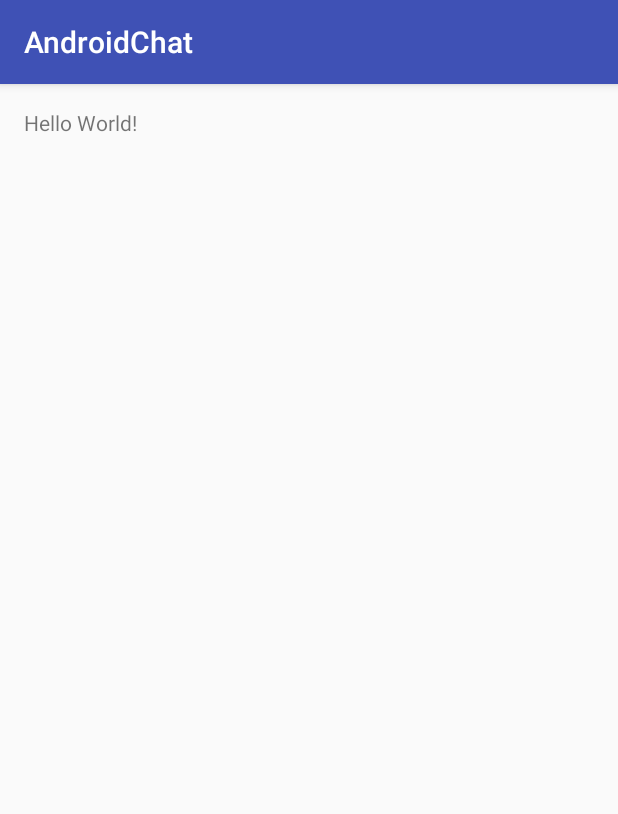
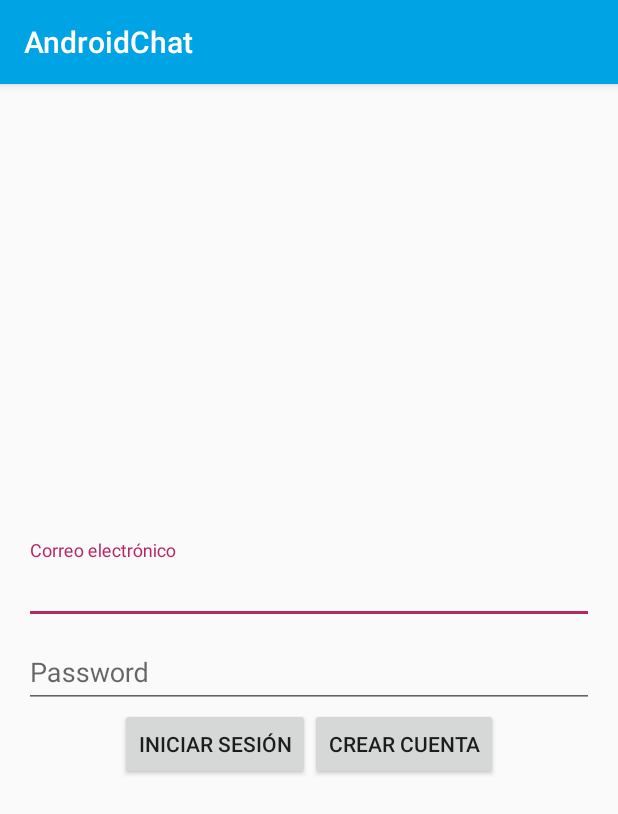
Before and after one commit to neslara/AndroidChat, an Android app: the screen it shows after launch (MainActivity), on a phone screen of 412 x 824 dp. Shown: the top 814 px of the screen. Run offline under Robolectric (Android 15) with nearby library versions, the phone set to English and light mode, and no system bars; our stand-ins replace ButterKnife.

Commit message:
Login MVP estructura

```diff
--- a/app/src/main/java/com/example/neslaram/androidchat/MainActivity.java
+++ b/app/src/main/java/com/example/neslaram/androidchat/MainActivity.java
@@ -1,13 +1,37 @@
 package com.example.neslaram.androidchat;
 
+import android.os.Bundle;
+import android.support.design.widget.TextInputEditText;
+import android.support.v4.widget.ContentLoadingProgressBar;
 import android.support.v7.app.AppCompatActivity;
-import android.os.Bundle;
+import android.support.v7.widget.Toolbar;
+import android.widget.Button;
+
+import butterknife.Bind;
+import butterknife.ButterKnife;
 
 public class MainActivity extends AppCompatActivity {
+
+    @Bind(R.id.toolbar)
+    Toolbar toolbar;
+    @Bind(R.id.inputEmail)
+    TextInputEditText inputEmail;
+    @Bind(R.id.inputPassword)
+    TextInputEditText inputPassword;
+    @Bind(R.id.bttnSignIn)
+    Button bttnSignIn;
+    @Bind(R.id.bttnSignUp)
+    Button bttnSignUp;
+    @Bind(R.id.progressBar)
+    ContentLoadingProgressBar progressBar;
 
     @Override
     protected void onCreate(Bundle savedInstanceState) {
         super.onCreate(savedInstanceState);
         setContentView(R.layout.activity_main);
+        ButterKnife.bind(this);
+        Toolbar toolbar = (Toolbar) findViewById(R.id.toolbar);
+        setSupportActionBar(toolbar);
+
     }
 }
--- a/app/src/main/res/layout/activity_main.xml
+++ b/app/src/main/res/layout/activity_main.xml
@@ -1,16 +1,27 @@
 <?xml version="1.0" encoding="utf-8"?>
-<RelativeLayout xmlns:android="http://schemas.android.com/apk/res/android"
+<android.support.design.widget.CoordinatorLayout xmlns:android="http://schemas.android.com/apk/res/android"
+    xmlns:app="http://schemas.android.com/apk/res-auto"
     xmlns:tools="http://schemas.android.com/tools"
     android:layout_width="match_parent"
     android:layout_height="match_parent"
-    android:paddingBottom="@dimen/activity_vertical_margin"
-    android:paddingLeft="@dimen/activity_horizontal_margin"
-    android:paddingRight="@dimen/activity_horizontal_margin"
-    android:paddingTop="@dimen/activity_vertical_margin"
-    tools:context="com.example.neslaram.androidchat.MainActivity">
+    android:fitsSystemWindows="true"
+    tools:context=".MainActivity">
 
-    <TextView
-        android:layout_width="wrap_content"
+    <android.support.design.widget.AppBarLayout
+        android:layout_width="match_parent"
         android:layout_height="wrap_content"
-        android:text="Hello World!" />
-</RelativeLayout>
+        android:theme="@style/AppTheme.AppBarOverlay">
+
+        <android.support.v7.widget.Toolbar
+            android:id="@+id/toolbar"
+            android:layout_width="match_parent"
+            android:layout_height="?attr/actionBarSize"
+            android:background="?attr/colorPrimary"
+            app:popupTheme="@style/AppTheme.PopupOverlay" />
+
+    </android.support.design.widget.AppBarLayout>
+
+    <include layout="@layout/content_login" />
+
+
+</android.support.design.widget.CoordinatorLayout>
--- /dev/null
+++ b/app/src/main/res/layout/content_login.xml
@@ -0,0 +1,74 @@
+<?xml version="1.0" encoding="utf-8"?>
+<merge xmlns:android="http://schemas.android.com/apk/res/android"
+    xmlns:app="http://schemas.android.com/apk/res-auto"
+    xmlns:tools="http://schemas.android.com/tools"
+    tools:context=".MainActivity"
+    tools:showIn="@layout/activity_main">
+
+    <LinearLayout
+        android:id="@+id/mainContainer"
+        android:layout_width="match_parent"
+        android:layout_height="match_parent"
+        android:gravity="center"
+        android:orientation="vertical"
+        android:paddingBottom="@dimen/activity_vertical_margin"
+        android:paddingLeft="@dimen/activity_horizontal_margin"
+        android:paddingRight="@dimen/activity_horizontal_margin"
+        android:paddingTop="@dimen/activity_vertical_margin"
+        app:layout_behavior="@string/appbar_scrolling_view_behavior">
+
+        <android.support.design.widget.TextInputLayout
+            android:layout_width="match_parent"
+            android:layout_height="wrap_content">
+
+            <android.support.design.widget.TextInputEditText
+                android:id="@+id/inputEmail"
+                android:layout_width="match_parent"
+                android:layout_height="wrap_content"
+                android:ems="10"
+                android:hint="@string/email"
+                android:inputType="textPersonName" />
+        </android.support.design.widget.TextInputLayout>
+
+
+        <android.support.design.widget.TextInputLayout
+            android:layout_width="match_parent"
+            android:layout_height="wrap_content">
+
+            <android.support.design.widget.TextInputEditText
+                android:id="@+id/inputPassword"
+                android:layout_width="match_parent"
+                android:layout_height="wrap_content"
+                android:ems="10"
+                android:hint="@string/password"
+                android:inputType="textPassword" />
+        </android.support.design.widget.TextInputLayout>
+
+        <LinearLayout
+            android:id="@+id/layoutButtons"
+            android:layout_width="match_parent"
+            android:layout_height="wrap_content"
+            android:gravity="center"
+            android:orientation="horizontal">
+
+            <Button
+                android:id="@+id/bttnSignIn"
+                android:layout_width="wrap_content"
+                android:layout_height="wrap_content"
+                android:text="@string/signin" />
+
+            <Button
+                android:id="@+id/bttnSignUp"
+                android:layout_width="wrap_content"
+                android:layout_height="wrap_content"
+                android:text="@string/signup" />
+        </LinearLayout>
+
+        <android.support.v4.widget.ContentLoadingProgressBar
+            android:id="@+id/progressBar"
+            style="?android:attr/progressBarStyleLarge"
+            android:layout_width="wrap_content"
+            android:layout_height="wrap_content"
+            android:visibility="gone" />
+    </LinearLayout>
+</merge>
--- /dev/null
+++ b/app/src/main/res/values-v21/styles.xml
@@ -0,0 +1,9 @@
+<resources>
+
+    <style name="AppTheme.NoActionBar">
+        <item name="windowActionBar">false</item>
+        <item name="windowNoTitle">true</item>
+        <item name="android:windowDrawsSystemBarBackgrounds">true</item>
+        <item name="android:statusBarColor">@android:color/transparent</item>
+    </style>
+</resources>
--- a/app/src/main/res/values/colors.xml
+++ b/app/src/main/res/values/colors.xml
@@ -1,6 +1,6 @@
 <?xml version="1.0" encoding="utf-8"?>
 <resources>
-    <color name="colorPrimary">#3F51B5</color>
-    <color name="colorPrimaryDark">#303F9F</color>
-    <color name="colorAccent">#FF4081</color>
+    <color name="colorPrimary">#00a3e3</color>
+    <color name="colorPrimaryDark">#0269a1</color>
+    <color name="colorAccent">#b52664</color>
 </resources>
--- a/app/src/main/res/values/strings.xml
+++ b/app/src/main/res/values/strings.xml
@@ -1,3 +1,7 @@
 <resources>
     <string name="app_name">AndroidChat</string>
+    <string name="email">Correo electrónico</string>
+    <string name="password">Password</string>
+    <string name="signin">Iniciar sesión</string>
+    <string name="signup">Crear cuenta</string>
 </resources>
--- a/app/src/main/res/values/styles.xml
+++ b/app/src/main/res/values/styles.xml
@@ -8,4 +8,13 @@
         <item name="colorAccent">@color/colorAccent</item>
     </style>
 
+    <style name="AppTheme.NoActionBar">
+        <item name="windowActionBar">false</item>
+        <item name="windowNoTitle">true</item>
+    </style>
+
+    <style name="AppTheme.AppBarOverlay" parent="ThemeOverlay.AppCompat.Dark.ActionBar" />
+
+    <style name="AppTheme.PopupOverlay" parent="ThemeOverlay.AppCompat.Light" />
+
 </resources>
```
Also changed, not shown: app/build.gradle (+22 -5 lines), app/src/main/AndroidManifest.xml (+8 -3 lines), app/src/main/java/com/example/neslaram/androidchat/AndroidChatApplication.java (added, +21 -0 lines), app/src/main/java/com/example/neslaram/androidchat/domain/FirebaseHelper.java (added, +47 -0 lines), app/src/main/java/com/example/neslaram/androidchat/login/LoginInteractor.java (added, +10 -0 lines), app/src/main/java/com/example/neslaram/androidchat/login/LoginPresenter.java (added, +11 -0 lines), app/src/main/java/com/example/neslaram/androidchat/login/LoginRepository.java (added, +10 -0 lines), app/src/main/java/com/example/neslaram/androidchat/login/LoginView.java (added, +21 -0 lines), build.gradle (+16 -0 lines), 1 other file.
